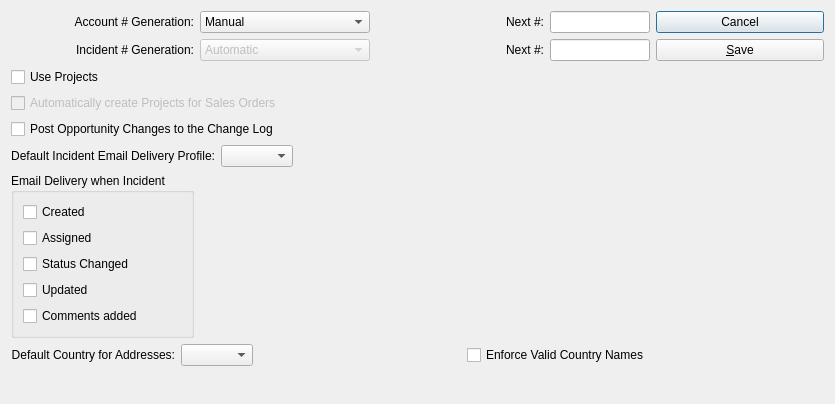
WooodHead/xtuple, file xtuple/trunk/guiclient/configureCRM.ui: the form before one commit.
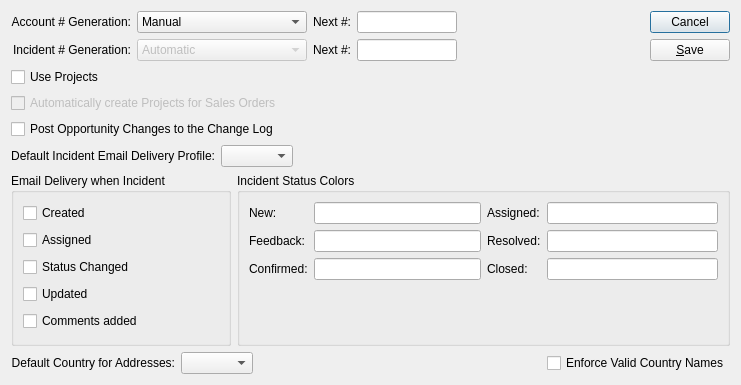
The form after the commit. Custom widgets are drawn as their Qt base class.

Commit message: issue #10739: Allow to set color on incident.  Put all filters in param widget except search pattern.

Patch:
```diff
--- a/xtuple/trunk/guiclient/configureCRM.ui
+++ b/xtuple/trunk/guiclient/configureCRM.ui
@@ -13,14 +13,16 @@
    <rect>
     <x>0</x>
     <y>0</y>
-    <width>835</width>
-    <height>404</height>
+    <width>741</width>
+    <height>385</height>
    </rect>
   </property>
   <property name="windowTitle">
    <string>CRM Configuration</string>
   </property>
-  <layout class="QGridLayout" name="gridLayout">
+  <layout class="QGridLayout" name="gridLayout_3">
+   <item row="0" column="0" colspan="2">
+    <layout class="QGridLayout" name="gridLayout_2">
    <item row="0" column="0">
     <widget class="QLabel" name="_acctGenerationLit">
      <property name="text">
@@ -82,37 +84,6 @@
      </property>
     </widget>
    </item>
-   <item row="0" column="4" rowspan="9">
-    <layout class="QVBoxLayout">
-     <item>
-      <widget class="QPushButton" name="_cancel">
-       <property name="text">
-        <string>Cancel</string>
-       </property>
-      </widget>
-     </item>
-     <item>
-      <widget class="QPushButton" name="_save">
-       <property name="text">
-        <string>&amp;Save</string>
-       </property>
-      </widget>
-     </item>
-     <item>
-      <spacer>
-       <property name="orientation">
-        <enum>Qt::Vertical</enum>
-       </property>
-       <property name="sizeHint" stdset="0">
-        <size>
-         <width>20</width>
-         <height>0</height>
-        </size>
-       </property>
-      </spacer>
-     </item>
-    </layout>
-   </item>
    <item row="1" column="0">
     <widget class="QLabel" name="_incidentGenerationLit">
      <property name="text">
@@ -167,14 +138,64 @@
      </property>
     </widget>
    </item>
-   <item row="2" column="0">
+    </layout>
+   </item>
+   <item row="0" column="2" rowspan="5">
+    <layout class="QHBoxLayout" name="horizontalLayout">
+     <item>
+      <spacer name="horizontalSpacer_2">
+       <property name="orientation">
+        <enum>Qt::Horizontal</enum>
+       </property>
+       <property name="sizeHint" stdset="0">
+        <size>
+         <width>0</width>
+         <height>20</height>
+        </size>
+       </property>
+      </spacer>
+     </item>
+     <item>
+      <layout class="QVBoxLayout">
+       <item>
+        <widget class="QPushButton" name="_cancel">
+         <property name="text">
+          <string>Cancel</string>
+         </property>
+        </widget>
+       </item>
+       <item>
+        <widget class="QPushButton" name="_save">
+         <property name="text">
+          <string>&amp;Save</string>
+         </property>
+        </widget>
+       </item>
+       <item>
+        <spacer>
+         <property name="orientation">
+          <enum>Qt::Vertical</enum>
+         </property>
+         <property name="sizeHint" stdset="0">
+          <size>
+           <width>20</width>
+           <height>0</height>
+          </size>
+         </property>
+        </spacer>
+       </item>
+      </layout>
+     </item>
+    </layout>
+   </item>
+   <item row="1" column="0">
     <widget class="QCheckBox" name="_useProjects">
      <property name="text">
       <string>Use Projects</string>
      </property>
     </widget>
    </item>
-   <item row="3" column="0" colspan="2">
+   <item row="2" column="0" colspan="2">
     <widget class="QCheckBox" name="_autoCreate">
      <property name="enabled">
       <bool>false</bool>
@@ -184,14 +205,14 @@
      </property>
     </widget>
    </item>
-   <item row="4" column="0" colspan="2">
+   <item row="3" column="0" colspan="2">
     <widget class="QCheckBox" name="_opportunityChangeLog">
      <property name="text">
       <string>Post Opportunity Changes to the Change Log</string>
      </property>
     </widget>
    </item>
-   <item row="5" column="0" colspan="4">
+   <item row="4" column="0" colspan="2">
     <layout class="QHBoxLayout">
      <item>
       <widget class="QLabel" name="_incdtEmailProfileLit">
@@ -220,7 +241,7 @@
        </property>
        <property name="sizeHint" stdset="0">
         <size>
-         <width>40</width>
+         <width>0</width>
          <height>20</height>
         </size>
        </property>
@@ -228,7 +249,7 @@
      </item>
     </layout>
    </item>
-   <item row="6" column="0">
+   <item row="5" column="0">
     <widget class="QGroupBox" name="_incdtDelGroup">
      <property name="enabled">
       <bool>true</bool>
@@ -275,7 +296,84 @@
      </layout>
     </widget>
    </item>
-   <item row="7" column="0" colspan="4">
+   <item row="5" column="1" colspan="2">
+    <widget class="QGroupBox" name="_incdtStatus_2">
+     <property name="title">
+      <string>Incident Status Colors</string>
+     </property>
+     <layout class="QGridLayout" name="gridLayout">
+      <item row="0" column="0">
+       <layout class="QFormLayout" name="formLayout">
+        <item row="0" column="0">
+         <widget class="QLabel" name="_newLit">
+          <property name="text">
+           <string>New:</string>
+          </property>
+         </widget>
+        </item>
+        <item row="0" column="1">
+         <widget class="XLineEdit" name="_new"/>
+        </item>
+        <item row="1" column="0">
+         <widget class="QLabel" name="_feedbackLit">
+          <property name="text">
+           <string>Feedback:</string>
+          </property>
+         </widget>
+        </item>
+        <item row="1" column="1">
+         <widget class="XLineEdit" name="_feedback"/>
+        </item>
+        <item row="2" column="0">
+         <widget class="QLabel" name="_confirmedLit">
+          <property name="text">
+           <string>Confirmed:</string>
+          </property>
+         </widget>
+        </item>
+        <item row="2" column="1">
+         <widget class="XLineEdit" name="_confirmed"/>
+        </item>
+       </layout>
+      </item>
+      <item row="0" column="1">
+       <layout class="QFormLayout" name="formLayout_2">
+        <item row="0" column="0">
+         <widget class="QLabel" name="_assignedLit">
+          <property name="text">
+           <string>Assigned:</string>
+          </property>
+         </widget>
+        </item>
+        <item row="0" column="1">
+         <widget class="XLineEdit" name="_assigned"/>
+        </item>
+        <item row="1" column="0">
+         <widget class="QLabel" name="_resolvedLit">
+          <property name="text">
+           <string>Resolved:</string>
+          </property>
+         </widget>
+        </item>
+        <item row="1" column="1">
+         <widget class="XLineEdit" name="_resolved"/>
+        </item>
+        <item row="2" column="0">
+         <widget class="QLabel" name="_closedLit">
+          <property name="text">
+           <string>Closed:</string>
+          </property>
+         </widget>
+        </item>
+        <item row="2" column="1">
+         <widget class="XLineEdit" name="_closed"/>
+        </item>
+       </layout>
+      </item>
+     </layout>
+    </widget>
+   </item>
+   <item row="6" column="0" colspan="3">
     <layout class="QHBoxLayout" name="_countryLayout">
      <item>
       <widget class="XLabel" name="_countryLit">
@@ -328,22 +426,6 @@
      </item>
     </layout>
    </item>
-   <item row="8" column="2">
-    <spacer name="verticalSpacer">
-     <property name="orientation">
-      <enum>Qt::Vertical</enum>
-     </property>
-     <property name="sizeType">
-      <enum>QSizePolicy::Expanding</enum>
-     </property>
-     <property name="sizeHint" stdset="0">
-      <size>
-       <width>20</width>
-       <height>0</height>
-      </size>
-     </property>
-    </spacer>
-   </item>
   </layout>
  </widget>
  <customwidgets>
```
Left out of the diff: 8 changed lines with no effect on the pictures. Lines whose indentation alone changed are shown as unchanged. The commit also changes 4 other files.
